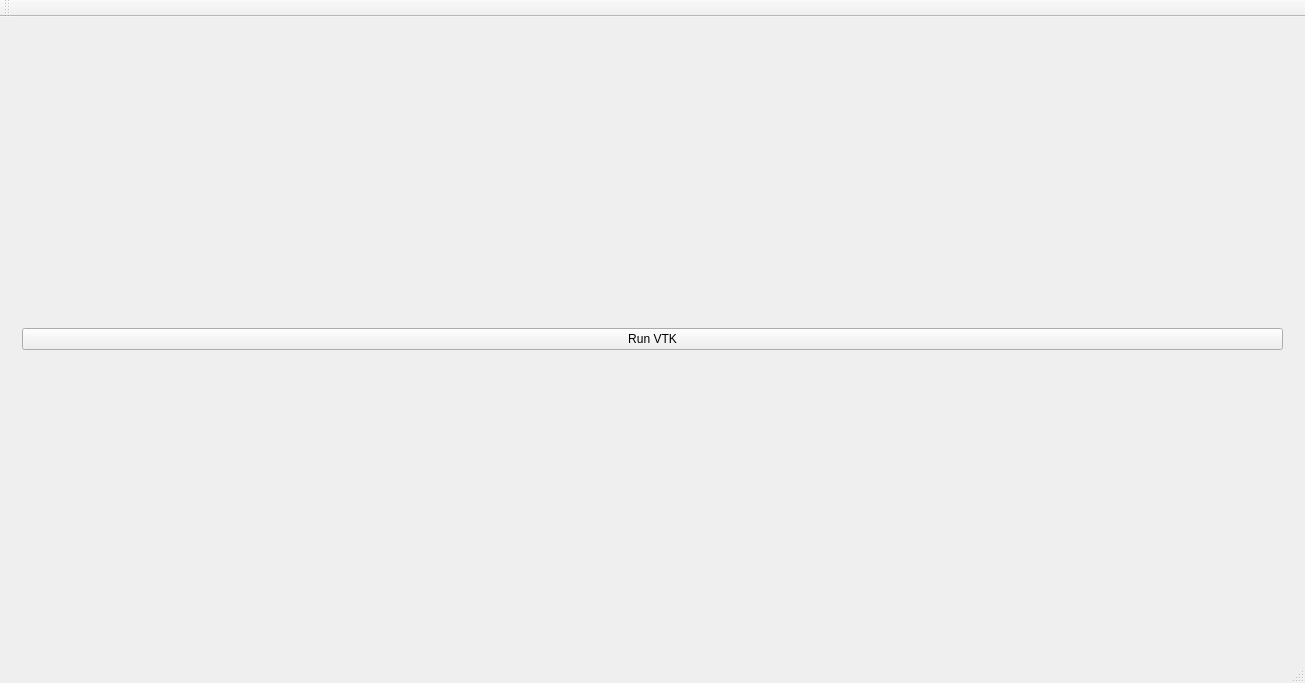
Before: the Qt Designer form Comparisoft/QT/Comparisoft/mainwindow.ui in zifangah/Capstone3DModelling, drawn with Qt 5.
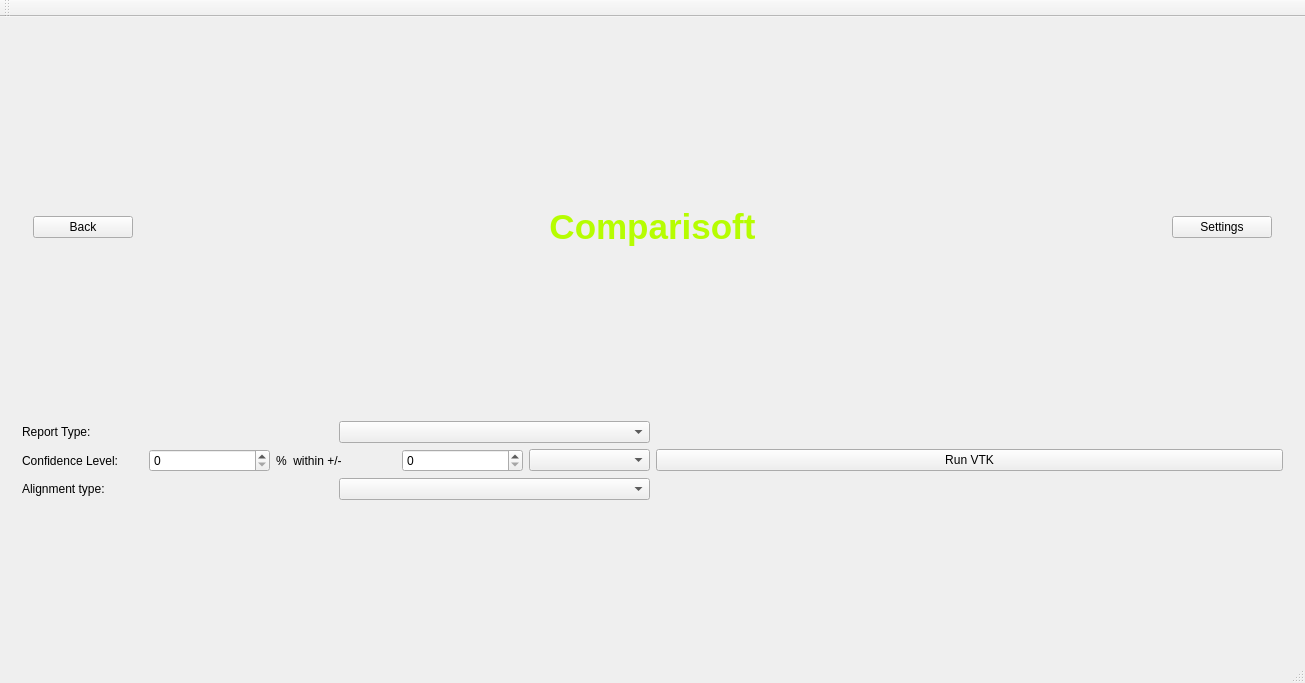
After: the same form once the commit is applied. The open tabs and pages were chosen to show the change.

Diff of the .ui file:
```diff
--- a/Comparisoft/QT/Comparisoft/mainwindow.ui
+++ b/Comparisoft/QT/Comparisoft/mainwindow.ui
@@ -46,7 +46,7 @@
               <enum>QLayout::SetMinimumSize</enum>
              </property>
              <item>
-              <widget class="QLabel" name="label">
+              <widget class="QLabel" name="Banner">
                <property name="maximumSize">
                 <size>
                  <width>16777215</width>
@@ -283,12 +283,139 @@
       <widget class="QWidget" name="Config_Page">
        <layout class="QVBoxLayout" name="verticalLayout_15">
         <item>
-         <widget class="QPushButton" name="RunVTK">
-          <property name="text">
-           <string>Run VTK</string>
+         <widget class="QWidget" name="widget_3" native="true">
+          <property name="maximumSize">
+           <size>
+            <width>16777215</width>
+            <height>100</height>
+           </size>
           </property>
+          <layout class="QVBoxLayout" name="verticalLayout_16">
+           <item>
+            <layout class="QHBoxLayout" name="horizontalLayout_10">
+             <property name="sizeConstraint">
+              <enum>QLayout::SetMinimumSize</enum>
+             </property>
+             <item>
+              <widget class="QPushButton" name="ReturnToMainPage">
+               <property name="maximumSize">
+                <size>
+                 <width>100</width>
+                 <height>16777215</height>
+                </size>
+               </property>
+               <property name="text">
+                <string>Back</string>
+               </property>
+              </widget>
+             </item>
+             <item>
+              <widget class="QLabel" name="Banner_2">
+               <property name="maximumSize">
+                <size>
+                 <width>16777215</width>
+                 <height>50</height>
+                </size>
+               </property>
+               <property name="text">
+                <string>&lt;html&gt;&lt;head/&gt;&lt;body&gt;&lt;p&gt;&lt;span style=&quot; font-size:26pt; font-weight:600; color:#b6fd01;&quot;&gt;Comparisoft&lt;/span&gt;&lt;/p&gt;&lt;/body&gt;&lt;/html&gt;</string>
+               </property>
+               <property name="textFormat">
+                <enum>Qt::RichText</enum>
+               </property>
+               <property name="alignment">
+                <set>Qt::AlignCenter</set>
+               </property>
+              </widget>
+             </item>
+             <item>
+              <widget class="QPushButton" name="Settings_Button_2">
+               <property name="maximumSize">
+                <size>
+                 <width>100</width>
+                 <height>16777215</height>
+                </size>
+               </property>
+               <property name="text">
+                <string>Settings</string>
+               </property>
+              </widget>
+             </item>
+            </layout>
+           </item>
+          </layout>
          </widget>
         </item>
+        <item>
+         <layout class="QHBoxLayout" name="horizontalLayout_11">
+          <item>
+           <layout class="QVBoxLayout" name="verticalLayout_17">
+            <item>
+             <layout class="QHBoxLayout" name="horizontalLayout_12">
+              <item>
+               <widget class="QLabel" name="label">
+                <property name="text">
+                 <string>Report Type:</string>
+                </property>
+               </widget>
+              </item>
+              <item>
+               <widget class="QComboBox" name="comboBox"/>
+              </item>
+             </layout>
+            </item>
+            <item>
+             <layout class="QHBoxLayout" name="horizontalLayout_13">
+              <item>
+               <widget class="QLabel" name="label_9">
+                <property name="text">
+                 <string>Confidence Level:</string>
+                </property>
+               </widget>
+              </item>
+              <item>
+               <widget class="QSpinBox" name="spinBox"/>
+              </item>
+              <item>
+               <widget class="QLabel" name="label_10">
+                <property name="text">
+                 <string>%  within +/-</string>
+                </property>
+               </widget>
+              </item>
+              <item>
+               <widget class="QSpinBox" name="spinBox_2"/>
+              </item>
+              <item>
+               <widget class="QComboBox" name="comboBox_2"/>
+              </item>
+             </layout>
+            </item>
+            <item>
+             <layout class="QHBoxLayout" name="horizontalLayout_14">
+              <item>
+               <widget class="QLabel" name="label_11">
+                <property name="text">
+                 <string>Alignment type:</string>
+                </property>
+               </widget>
+              </item>
+              <item>
+               <widget class="QComboBox" name="comboBox_3"/>
+              </item>
+             </layout>
+            </item>
+           </layout>
+          </item>
+          <item>
+           <widget class="QPushButton" name="RunVTK">
+            <property name="text">
+             <string>Run VTK</string>
+            </property>
+           </widget>
+          </item>
+         </layout>
+        </item>
        </layout>
       </widget>
      </widget>
```
